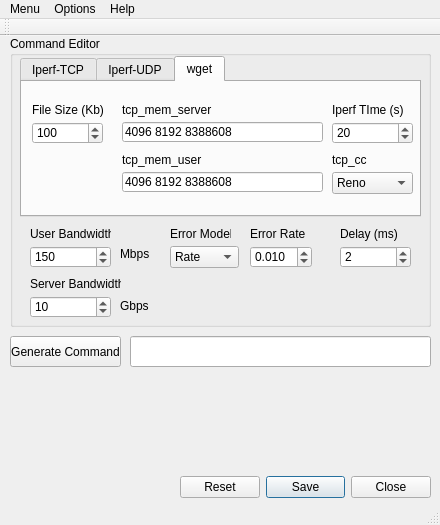
First picture: the form in kupa-gui-2/kupagui.ui, repository anetaaneta/kupakupa, before the edit.
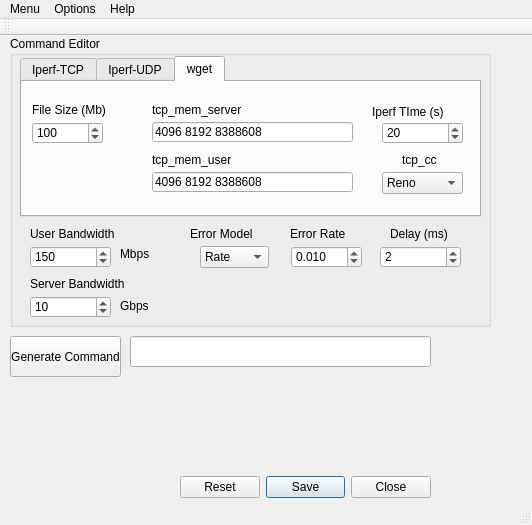
Second picture: the form after the edit.

Commit message: doing something crazy..

Diff of the .ui file:
```diff
--- a/kupa-gui-2/kupagui.ui
+++ b/kupa-gui-2/kupagui.ui
@@ -6,7 +6,7 @@
    <rect>
     <x>0</x>
     <y>0</y>
-    <width>440</width>
+    <width>532</width>
     <height>525</height>
    </rect>
   </property>
@@ -19,7 +19,7 @@
      <rect>
       <x>10</x>
       <y>0</y>
-      <width>421</width>
+      <width>481</width>
       <height>291</height>
      </rect>
     </property>
@@ -31,7 +31,7 @@
       <rect>
        <x>10</x>
        <y>20</y>
-       <width>401</width>
+       <width>461</width>
        <height>161</height>
       </rect>
      </property>
@@ -326,7 +326,7 @@
       <widget class="QLineEdit" name="tcp_mem_user_2">
        <property name="geometry">
         <rect>
-         <x>100</x>
+         <x>130</x>
          <y>90</y>
          <width>201</width>
          <height>20</height>
@@ -342,7 +342,7 @@
       <widget class="QSpinBox" name="iperf_time_2">
        <property name="geometry">
         <rect>
-         <x>310</x>
+         <x>360</x>
          <y>40</y>
          <width>81</width>
          <height>22</height>
@@ -358,7 +358,7 @@
       <widget class="QLineEdit" name="tcp_mem_server_2">
        <property name="geometry">
         <rect>
-         <x>100</x>
+         <x>130</x>
          <y>40</y>
          <width>201</width>
          <height>20</height>
@@ -377,9 +377,9 @@
       <widget class="QLabel" name="label_13">
        <property name="geometry">
         <rect>
-         <x>310</x>
+         <x>380</x>
          <y>70</y>
-         <width>81</width>
+         <width>51</width>
          <height>16</height>
         </rect>
        </property>
@@ -390,7 +390,7 @@
       <widget class="QComboBox" name="tcp_cc_2">
        <property name="geometry">
         <rect>
-         <x>310</x>
+         <x>360</x>
          <y>90</y>
          <width>81</width>
          <height>22</height>
@@ -465,7 +465,7 @@
       <widget class="QLabel" name="label_14">
        <property name="geometry">
         <rect>
-         <x>100</x>
+         <x>130</x>
          <y>70</y>
          <width>201</width>
          <height>16</height>
@@ -478,10 +478,10 @@
       <widget class="QLabel" name="label_15">
        <property name="geometry">
         <rect>
-         <x>310</x>
+         <x>350</x>
          <y>20</y>
-         <width>81</width>
-         <height>16</height>
+         <width>91</width>
+         <height>20</height>
         </rect>
        </property>
        <property name="text">
@@ -491,7 +491,7 @@
       <widget class="QLabel" name="label_16">
        <property name="geometry">
         <rect>
-         <x>100</x>
+         <x>130</x>
          <y>20</y>
          <width>201</width>
          <height>16</height>
@@ -522,12 +522,12 @@
         <rect>
          <x>10</x>
          <y>20</y>
-         <width>71</width>
+         <width>91</width>
          <height>16</height>
         </rect>
        </property>
        <property name="text">
-        <string>File Size (Kb)</string>
+        <string>File Size (Mb)</string>
        </property>
       </widget>
      </widget>
@@ -566,7 +566,7 @@
       <rect>
        <x>20</x>
        <y>190</y>
-       <width>81</width>
+       <width>111</width>
        <height>16</height>
       </rect>
      </property>
@@ -579,7 +579,7 @@
       <rect>
        <x>20</x>
        <y>240</y>
-       <width>91</width>
+       <width>121</width>
        <height>16</height>
       </rect>
      </property>
@@ -592,7 +592,7 @@
       <rect>
        <x>110</x>
        <y>210</y>
-       <width>31</width>
+       <width>41</width>
        <height>16</height>
       </rect>
      </property>
@@ -605,7 +605,7 @@
       <rect>
        <x>110</x>
        <y>260</y>
-       <width>31</width>
+       <width>41</width>
        <height>20</height>
       </rect>
      </property>
@@ -616,7 +616,7 @@
     <widget class="QComboBox" name="error_model">
      <property name="geometry">
       <rect>
-       <x>160</x>
+       <x>190</x>
        <y>210</y>
        <width>69</width>
        <height>22</height>
@@ -639,9 +639,9 @@
     <widget class="QDoubleSpinBox" name="error_rate">
      <property name="geometry">
       <rect>
-       <x>240</x>
+       <x>281</x>
        <y>210</y>
-       <width>62</width>
+       <width>71</width>
        <height>22</height>
       </rect>
      </property>
@@ -658,9 +658,9 @@
     <widget class="QSpinBox" name="delay">
      <property name="geometry">
       <rect>
-       <x>330</x>
+       <x>370</x>
        <y>210</y>
-       <width>71</width>
+       <width>81</width>
        <height>22</height>
       </rect>
      </property>
@@ -674,9 +674,9 @@
     <widget class="QLabel" name="label_9">
      <property name="geometry">
       <rect>
-       <x>160</x>
+       <x>180</x>
        <y>190</y>
-       <width>61</width>
+       <width>91</width>
        <height>16</height>
       </rect>
      </property>
@@ -687,9 +687,9 @@
     <widget class="QLabel" name="label_10">
      <property name="geometry">
       <rect>
-       <x>240</x>
+       <x>280</x>
        <y>190</y>
-       <width>61</width>
+       <width>71</width>
        <height>16</height>
       </rect>
      </property>
@@ -700,9 +700,9 @@
     <widget class="QLabel" name="label_11">
      <property name="geometry">
       <rect>
-       <x>330</x>
+       <x>380</x>
        <y>190</y>
-       <width>61</width>
+       <width>71</width>
        <height>16</height>
       </rect>
      </property>
@@ -717,7 +717,7 @@
       <x>10</x>
       <y>300</y>
       <width>111</width>
-      <height>31</height>
+      <height>41</height>
      </rect>
     </property>
     <property name="text">
@@ -753,8 +753,8 @@
     <rect>
      <x>0</x>
      <y>0</y>
-     <width>440</width>
-     <height>21</height>
+     <width>532</width>
+     <height>25</height>
     </rect>
    </property>
    <widget class="QMenu" name="menuMenu">
```
Left out of the diff: 2 changed lines with no effect on the pictures. The commit also changes 2 other files.
